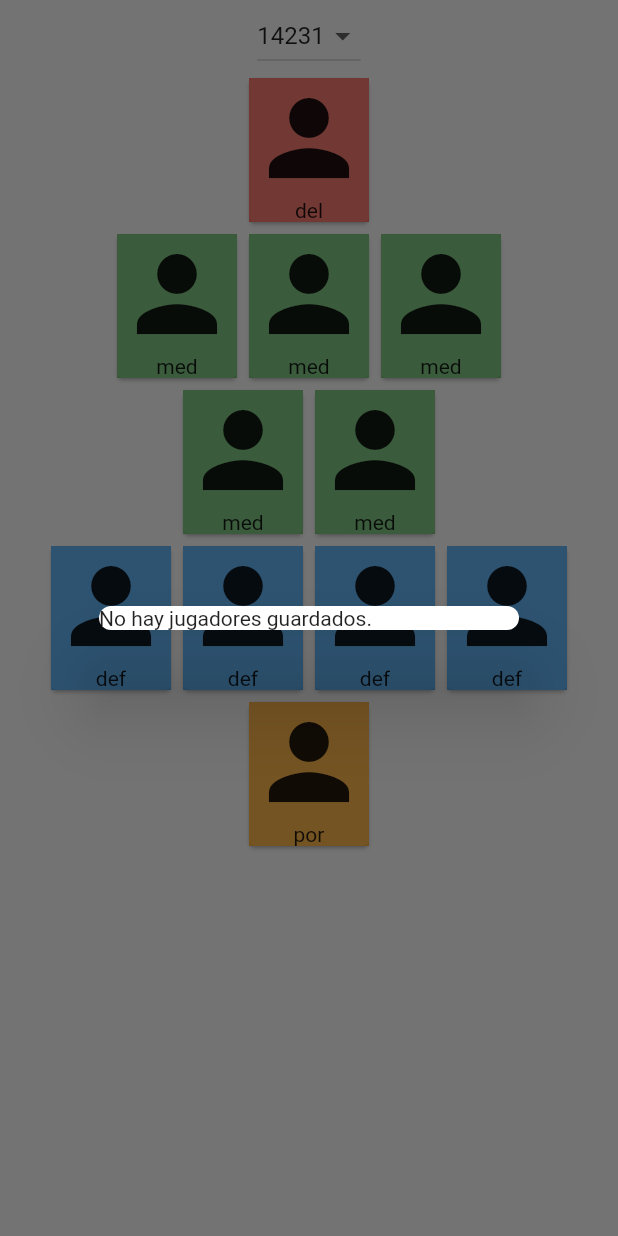
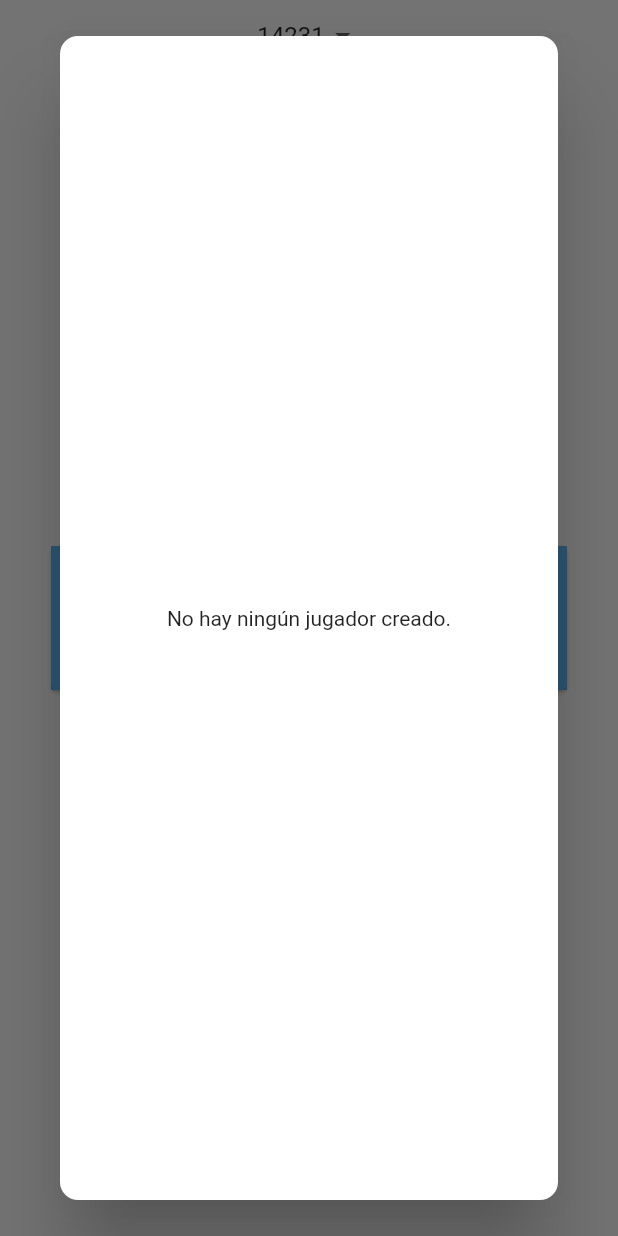
Before and after one commit to t19d/mister_football, a Flutter app: the CampoJugadores screen opened directly, after a tap on "del", on a phone screen of 412 x 824 dp. Run offline on Flutter 3.47's test engine with Material 2 defaults, Android fonts, the phone set to English and light mode, and no system bars; our stand-ins replace hive, hive_flutter, image_cropper, image_picker, sqflite; accounts and stored records are empty; generated files the repository leaves out were written again; Roboto replaces fonts that are missing (Georgia).

Commit message:
Lista de jugadores HIVE alineación.

```diff
--- a/lib/routes/alineacion_favorita/w_formaciones.dart
+++ b/lib/routes/alineacion_favorita/w_formaciones.dart
@@ -1,9 +1,9 @@
 import 'dart:io';
 
 import 'package:flutter/material.dart';
+import 'package:hive/hive.dart';
 import 'package:mister_football/clases/conversor_imagen.dart';
 import 'package:mister_football/clases/jugador.dart';
-import 'package:mister_football/database/DBHelper.dart';
 import 'package:mister_football/routes/gestion_jugadores/detalles_jugadores/v_detalles_jugador.dart';
 
 class Formacion extends StatefulWidget {
@@ -53,7 +53,13 @@ Color colorear(String posicion) {
 }
 
 class _Formacion extends State<Formacion> {
-  Future<List<Jugador>> jugadores;
+  //Future<List<Jugador>> jugadores;
+
+  @override
+  void dispose() {
+    Hive.close();
+    super.dispose();
+  }
 
   //Posiciones ocupadas por jugadores
   Map<String, dynamic> posicionesOcupadas = {
@@ -70,11 +76,11 @@ class _Formacion extends State<Formacion> {
     '10': null
   };
 
-  refreshList() {
+/*refreshList() {
     setState(() {
       //jugadores = DBHelper.getJugadoresPorPosiciones();
     });
-  }
+  }*/
 
   refreshPosicionesOcupadas(Map<String, dynamic> posOcup) {
     setState(() {
@@ -84,7 +90,7 @@ class _Formacion extends State<Formacion> {
 
   @override
   Widget build(BuildContext context) {
-    refreshList();
+    //refreshList();
     return dibujoFormacion();
   }
 
@@ -123,8 +129,9 @@ class _Formacion extends State<Formacion> {
     return dibujo;
   }
 
-  cartasJugadores(List<Jugador> jugadores) {
-    int variable = 0;
+  //cartasJugadores(List<Jugador> jugadores) {
+  cartasJugadores() {
+    /*int variable = 0;
     jugadores.forEach((f) {
       variable++;
     });
@@ -171,7 +178,60 @@ class _Formacion extends State<Formacion> {
           ),
         );
       }),
+    );*/
+
+    final boxJugadores = Hive.box('jugadores');
+    if (boxJugadores.length > 0) {
+      return ListView(
+        children: List.generate(boxJugadores.length, (iJugador) {
+          final Jugador jugadorBox = boxJugadores.getAt(iJugador) as Jugador;
+          return Card(
+            child: new InkWell(
+              splashColor: Colors.lightGreen,
+              onTap: () {
+                Navigator.pop(context, jugadorBox);
+              },
+              onLongPress: () {
+                Navigator.push(
+                  context,
+                  MaterialPageRoute(
+                    builder: (context) =>
+                        DetallesJugador(jugador: jugadorBox, posicion: iJugador,),
+                  ),
                 );
+              },
+              child: Container(
+                color: colorear(jugadorBox.posicionFavorita),
+                child: Row(
+                  mainAxisAlignment: MainAxisAlignment.spaceAround,
+                  children: <Widget>[
+                    ConversorImagen.imageFromBase64String(
+                        jugadorBox.nombre_foto),
+                    Column(
+                      children: <Widget>[
+                        Text(
+                          jugadorBox.apodo,
+                          textAlign: TextAlign.center,
+                        ),
+                        Text(
+                          jugadorBox.posicionFavorita,
+                          textAlign: TextAlign.center,
+                          style: TextStyle(fontSize: 10),
+                        ),
+                      ],
+                    ),
+                  ],
+                ),
+              ),
+            ),
+          );
+        }),
+      );
+    } else {
+      return Center(
+        child: Text("No hay ningún jugador creado."),
+      );
+    }
   }
 
   Widget jugadorElegidoContainer(Jugador j, String posicion) {
@@ -216,9 +276,10 @@ class _Formacion extends State<Formacion> {
             barrierDismissible: true,
             builder: (BuildContext context) => Dialog(
               shape: RoundedRectangleBorder(
-                        borderRadius: BorderRadius.circular(12.0)),
+                borderRadius: BorderRadius.circular(12.0),
+              ),
               //this right here
-                    child: FutureBuilder(
+              /*child: FutureBuilder(
                       future: jugadores,
                       builder: (context, snapshot) {
                         if (snapshot.hasData) {
@@ -232,8 +293,25 @@ class _Formacion extends State<Formacion> {
 
                         return CircularProgressIndicator();
                       },
+                    ),*/
+              child: FutureBuilder(
+                future: Hive.openBox('jugadores'),
+                builder: (BuildContext context, AsyncSnapshot snapshot) {
+                  if (snapshot.connectionState == ConnectionState.done) {
+                    if (snapshot.hasError) {
+                      print(snapshot.error.toString());
+                      return Text(snapshot.error.toString());
+                    } else {
+                      //return cartasJugadores(snapshot.data);
+                      return cartasJugadores();
+                    }
+                  } else {
+                    return LinearProgressIndicator();
+                  }
+                },
               ),
-                  ));
+            ),
+          );
           if (jugadorElegido != null && jugadorElegido is Jugador) {
             //Actualizar contenido
             posicionesOcupadas['$numAlineacion'] = jugadorElegido;
@@ -242,7 +320,8 @@ class _Formacion extends State<Formacion> {
         },
         //Esto se puede quitar
         onLongPress: () {
-          if (posicionesOcupadas['$numAlineacion'] != null && posicionesOcupadas['$numAlineacion'] is Jugador) {
+          if (posicionesOcupadas['$numAlineacion'] != null &&
+              posicionesOcupadas['$numAlineacion'] is Jugador) {
             Navigator.push(
               context,
               MaterialPageRoute(
```
Lines whose indentation alone changed are shown as unchanged.
